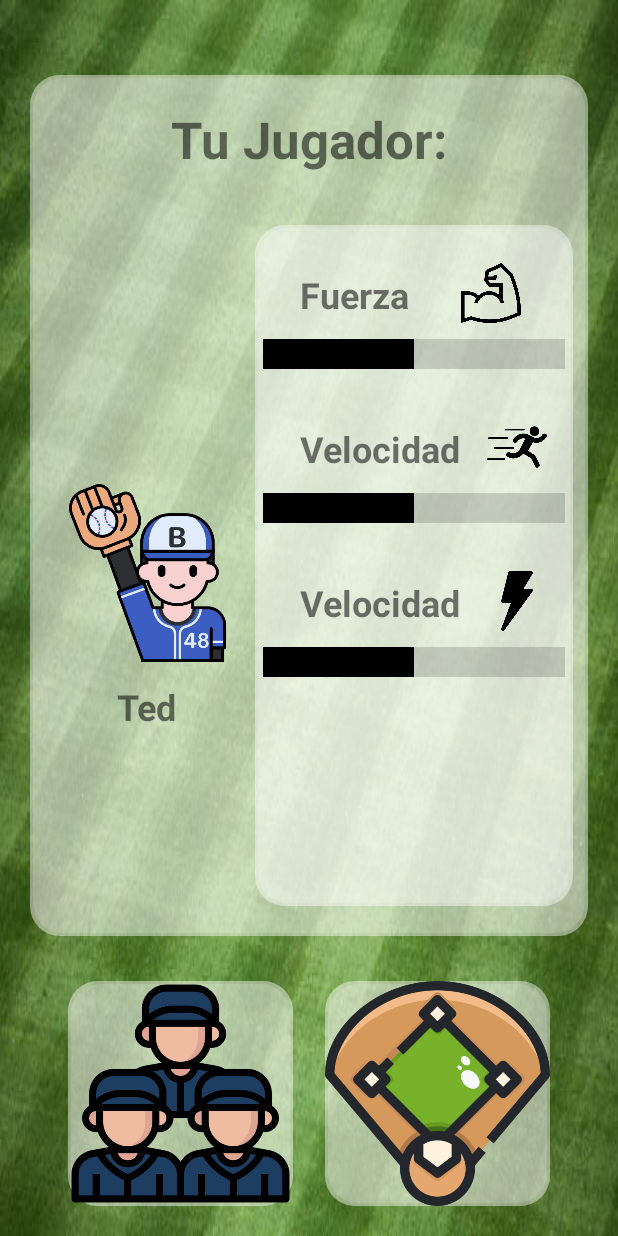
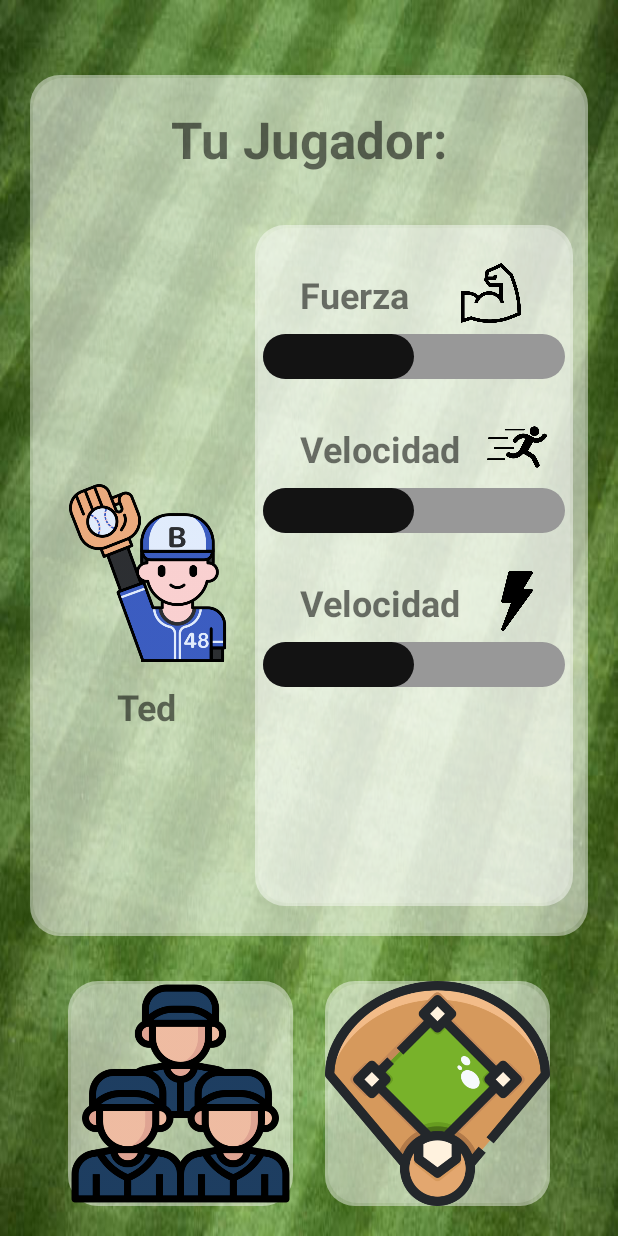
Before and after one commit to Loloncio/CatchTheHit, an Android app: the Jugador screen opened directly, with no data from a screen before it, on a phone screen of 412 x 824 dp. Run offline under Robolectric (Android 15) with nearby library versions, the light colour scheme and no system bars.

Commit message:
Barras de progreso redondas
Añaddido xml para barras de progreso redondeadas y aplicado en barras de jugador.

```diff
--- /dev/null
+++ b/app/src/main/res/drawable/proggres_bar.xml
@@ -0,0 +1,19 @@
+<?xml version="1.0" encoding="utf-8"?>
+<layer-list xmlns:android="http://schemas.android.com/apk/res/android">
+    <item android:id="@android:id/background" >
+        <shape android:shape="rectangle">
+            <corners android:radius="20dp"/>
+            <solid android:color="#989898"/>
+            <size android:height="30dp"/>
+        </shape>
+    </item>
+    <item android:id="@android:id/progress">
+        <scale android:scaleWidth="100%">
+            <shape android:shape="rectangle">
+                <corners android:radius="20dp"/>
+                <size android:height="30dp"/>
+                <solid android:color="#131313"/>
+            </shape>
+        </scale>
+</item>
+</layer-list>
--- a/app/src/main/res/layout/activity_jugador.xml
+++ b/app/src/main/res/layout/activity_jugador.xml
@@ -88,13 +88,10 @@
                 android:layout_marginTop="10dp"
                 android:layout_marginEnd="5dp"
                 android:indeterminate="false"
-                android:max="100"
-                android:min="0"
-                android:outlineProvider="none"
                 android:progress="50"
-                android:progressTint="#000000"
-                android:scaleY="5"
+                android:progressDrawable="@drawable/proggres_bar"
                 app:layout_constraintEnd_toEndOf="parent"
+                app:layout_constraintHorizontal_bias="0.0"
                 app:layout_constraintStart_toStartOf="parent"
                 app:layout_constraintTop_toBottomOf="@+id/TxtFuerza" />
 
@@ -131,12 +128,8 @@
                 android:layout_marginTop="10dp"
                 android:layout_marginEnd="5dp"
                 android:indeterminate="false"
-                android:max="100"
-                android:min="0"
-                android:outlineProvider="none"
                 android:progress="50"
-                android:progressTint="#000000"
-                android:scaleY="5"
+                android:progressDrawable="@drawable/proggres_bar"
                 app:layout_constraintEnd_toEndOf="parent"
                 app:layout_constraintStart_toStartOf="parent"
                 app:layout_constraintTop_toBottomOf="@+id/textView" />
@@ -174,12 +167,8 @@
                 android:layout_marginTop="10dp"
                 android:layout_marginEnd="5dp"
                 android:indeterminate="false"
-                android:max="100"
-                android:min="0"
-                android:outlineProvider="none"
                 android:progress="50"
-                android:progressTint="#000000"
-                android:scaleY="5"
+                android:progressDrawable="@drawable/proggres_bar"
                 app:layout_constraintEnd_toEndOf="parent"
                 app:layout_constraintStart_toStartOf="parent"
                 app:layout_constraintTop_toBottomOf="@+id/textView2" />
```
